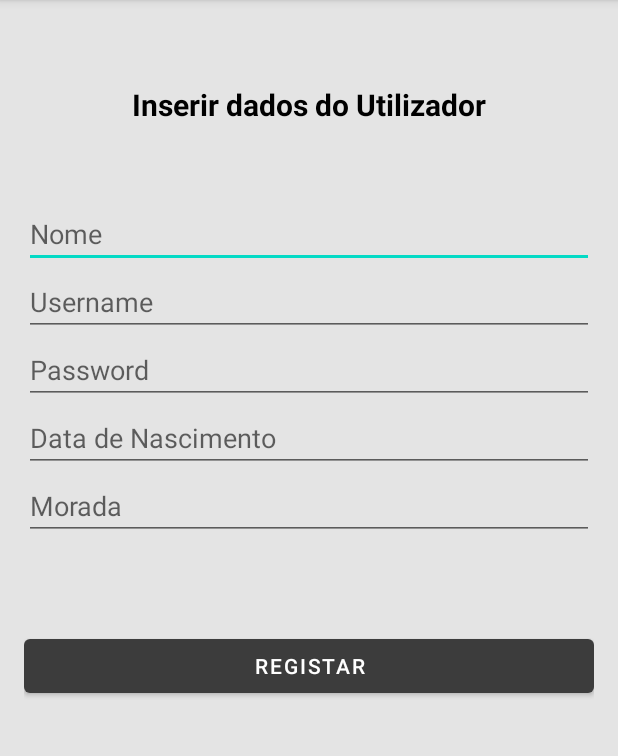
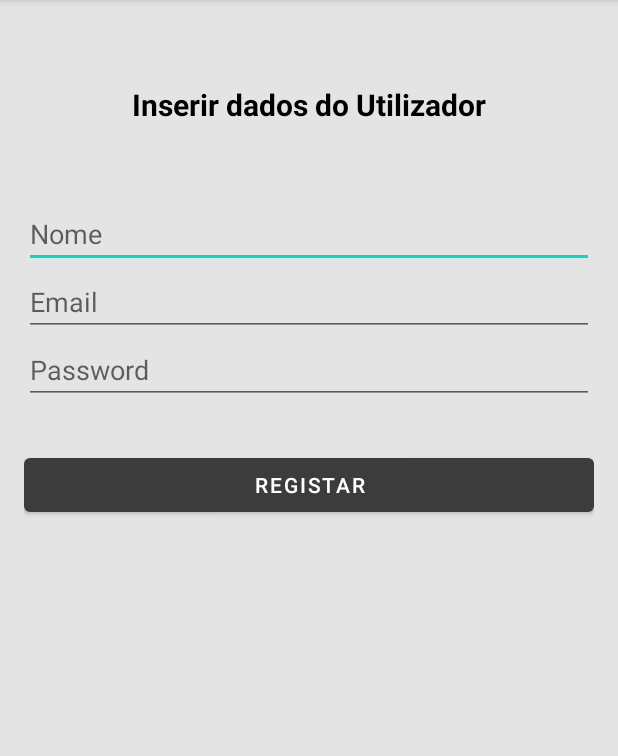
Before and after one commit to tiagopereira7/IntelligentCity, an Android app: the RegistarActivity screen opened directly, with no data from a screen before it, on a phone screen of 412 x 824 dp, the part 84-840 px from its top. Run offline under Robolectric (Android 15) with nearby library versions, the phone set to English and light mode, and no system bars.

Commit message:
alteracao de detalhes layout registar

```diff
--- a/app/src/main/res/layout/activity_registar.xml
+++ b/app/src/main/res/layout/activity_registar.xml
@@ -42,24 +42,13 @@
             android:id="@+id/username"
             android:layout_width="match_parent"
             android:layout_height="wrap_content"
-            android:hint="@string/username" />
+            android:hint="@string/email" />
         <EditText
             android:id="@+id/password"
             android:layout_width="match_parent"
             android:layout_height="wrap_content"
             android:inputType="textPassword"
             android:hint="@string/password" />
-        <EditText
-            android:id="@+id/dt_nasc"
-            android:layout_width="match_parent"
-            android:layout_height="wrap_content"
-            android:hint="@string/data_nasc" />
-        <EditText
-            android:id="@+id/morada"
-            android:layout_width="match_parent"
-            android:layout_height="wrap_content"
-            android:layout_marginBottom="30dp"
-            android:hint="@string/morada" />
 
         <Button
             android:layout_marginTop="30dp"
--- a/app/src/main/res/values/strings.xml
+++ b/app/src/main/res/values/strings.xml
@@ -1,7 +1,7 @@
 <resources>
     <string name="app_name">Cidade Inteligente</string>
     <string name="iniciar_sessao">Iniciar Sessao</string>
-    <string name="username">Username</string>
+    <string name="email">Email</string>
     <string name="password">Password</string>
     <string name="login">Entrar</string>
     <string name="registar_user">Registar novo Utilizador</string>
```
Also changed, not shown: app/src/main/res/layout/activity_map.xml (+4 -4 lines), 1 other file.
